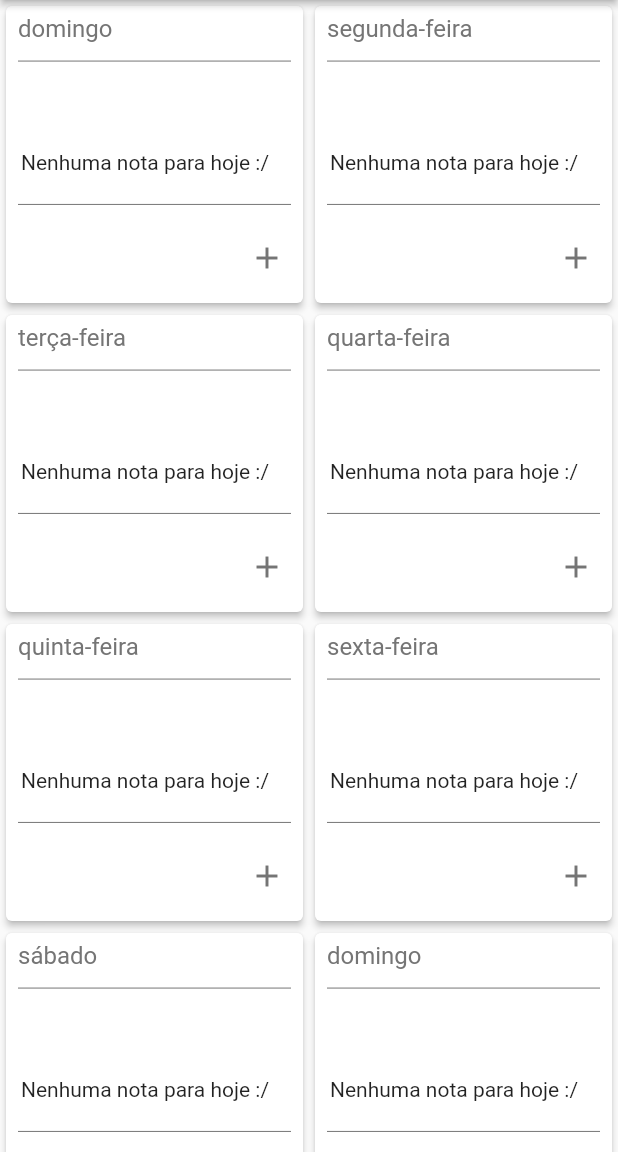
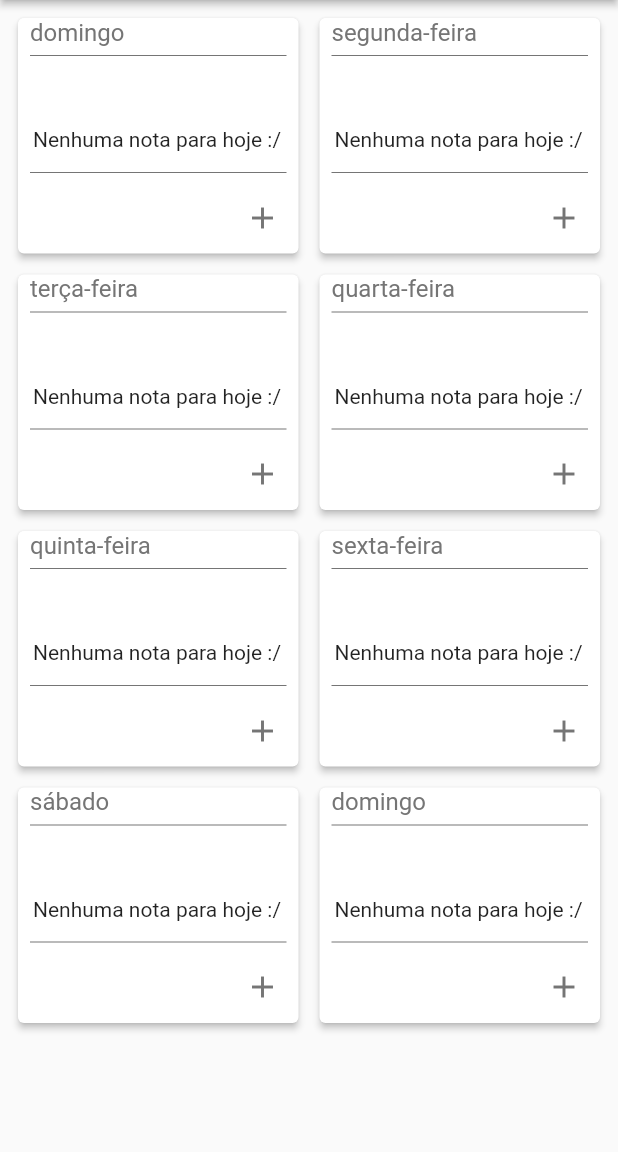
Before and after one commit to murilo-bracero/Semanas, a Flutter app: the screen it shows after launch, after a tap on the "add" icon, on a phone screen of 412 x 824 dp, the part 84-1236 px from its top. Run offline on Flutter 3.47's test engine with Material 2 defaults, Android fonts, the phone set to English and light mode, and no system bars; our stand-ins replace shared_preferences, sqflite; accounts and stored records are empty.

Commit message:
New Grid layout Added. AndroidX Support comming.

```diff
--- a/lib/Designs.dart
+++ b/lib/Designs.dart
@@ -1,10 +1,10 @@
 import 'package:flutter/material.dart';
 
- var pretty_black = Color(0xFF212121);
- var clear_grey = Color(0xFF757575);
- var light_grey = Color(0xFFBDBDBD);
- var primary_yellow = Color(0xFFFFEB3B);
- var primary_dark_yellow = Color(0xFFFBC02D);
+ const pretty_black = Color(0xFF212121);
+ const clear_grey = Color(0xFF757575);
+ const light_grey = Color(0xFFBDBDBD);
+ const primary_yellow = Color(0xFFFFEB3B);
+ const primary_dark_yellow = Color(0xFFFBC02D);
 
- var titleStyle = TextStyle(fontSize: 18, color: pretty_black);
- var subtitleStyle = TextStyle(fontSize: 16, color: clear_grey);
+ const titleStyle = TextStyle(fontSize: 18, color: pretty_black);
+ const subtitleStyle = TextStyle(fontSize: 16, color: clear_grey);
--- a/lib/EditNoteScreen.dart
+++ b/lib/EditNoteScreen.dart
@@ -34,9 +34,9 @@ class _EditNoteScreenState extends State<EditNoteScreen>{
   }
 
   _saveNote() {
-    DBProvider.db.addNote(day, titleController.text, noteController.text);
-    print("DAY " + day);
-    Navigator.pop(context);
+    DBProvider.db.addNote(day, titleController.text, noteController.text).then((value){
+      Navigator.pop(context);
+    });
   }
   @override
   Widget build(BuildContext context) {
--- a/lib/OptionScreen.dart
+++ b/lib/OptionScreen.dart
@@ -1,15 +1,10 @@
 import 'package:flutter/material.dart';
 import 'package:semanas/database/Database.dart';
-import 'package:shared_preferences/shared_preferences.dart';
+import 'Preferences.dart';
 import 'Designs.dart';
 import 'main.dart';
 
 class OptionScreen extends StatelessWidget {
-
-  void _saveNewPref(bool hasCurrentWeek) async {
-    final SharedPreferences prefs = await SharedPreferences.getInstance();
-    prefs.setBool(PREF_HASCURRENTWEEK, hasCurrentWeek);
-  }
 
   @override
   Widget build(BuildContext context) {
@@ -37,7 +32,7 @@ class OptionScreen extends StatelessWidget {
                               DBProvider.db.deleteWeek();
                               print("Semana deletada");
                               alreadyClicked = false;
-                              _saveNewPref(alreadyClicked);
+                              saveNewPref(alreadyClicked);
                               Navigator.pop(context);
                             },
                             icon: Icon(
--- /dev/null
+++ b/lib/Preferences.dart
@@ -0,0 +1,15 @@
+import 'package:shared_preferences/shared_preferences.dart';
+
+const String PREF_HASCURRENTWEEK = "hasCurrentWeek";
+
+void saveNewPref(bool hasCurrentWeek) async {
+  final SharedPreferences prefs = await SharedPreferences.getInstance();
+  prefs.setBool(PREF_HASCURRENTWEEK, hasCurrentWeek);
+}
+
+Future<bool> loadSharedPrefs() async {
+  final SharedPreferences prefs = await SharedPreferences.getInstance();
+  final hasCurrentWeek = prefs.getBool(PREF_HASCURRENTWEEK) ?? false;
+
+  return hasCurrentWeek;
+}
--- a/lib/Week/WeekManagement.dart
+++ b/lib/Week/WeekManagement.dart
@@ -1,58 +1,63 @@
 import 'package:semanas/database/Database.dart';
 
-class WeekUtils{
-  var week = [ ];
+class WeekUtils {
+  var week = [];
   var weekdays = [];
 
-  buildWeek(){
-    DateTime date_now = new DateTime.now();
+  buildWeek() {
+    DateTime dateNow = new DateTime.now();
 
-    for(int i = 0; i <= 7; i++){
-      var context_day = date_now.add(new Duration(days: i));
-      week.add( context_day.toString().split(' ')[0] );
-      weekdays.add( _parseIntDate(context_day.weekday) );
+    for (int i = 0; i <= 7; i++) {
+      var contextDay = dateNow.add(new Duration(days: i));
+      week.add(contextDay.toString().split(' ')[0]);
+      weekdays.add(_parseIntDate(contextDay.weekday));
     }
 
     _saveWeek();
   }
 
-  _parseIntDate(weekInt){
-    var weekdays = ["segunda-feira", "terça-feira", "quarta-feira", "quinta-feira", "sexta-feira", "sábado","domingo"];
+  _parseIntDate(weekInt) {
+    var weekdays = [
+      "segunda-feira",
+      "terça-feira",
+      "quarta-feira",
+      "quinta-feira",
+      "sexta-feira",
+      "sábado",
+      "domingo"
+    ];
     return weekdays[weekInt - 1];
   }
 
-  _saveWeek(){
+  _saveWeek() {
     DBProvider.db.createWeek(week, weekdays);
   }
 
   static Future<bool> hasWeekEnded() async {
     DateTime today = DateTime.now();
-    print("_hasWeekEnded: \n HOJE " + today.toString());
-    var last_note = await DBProvider.db.getLast();
+    var lastNote = await DBProvider.db.getLast();
 
-    if (last_note != null) {
-      print("ÚLTIMO DIA DA SEMANA: "+last_note.day);
+    if (lastNote != null) {
 
-      if (today.difference(DateTime.parse(last_note.day)).inDays >= 1) {
+      if (today.difference(DateTime.parse(lastNote.day)).inDays >= 1) {
         return true;
-
       } else {
         return false;
       }
+    } else {
+      return false;
     }
   }
 
   static deletePastDay() async {
     DateTime post = DateTime.now();
-    print("_deletePastDay: \n DIA DE HOJE " + post.toString());
     var days = await DBProvider.db.getDays();
-    if(days != null){
-      for(String day in days){
-        if(post.difference(DateTime.parse(day)).inDays >= 1){
+    if (days != null) {
+      for (String day in days) {
+        if (post.difference(DateTime.parse(day)).inDays >= 1) {
           DBProvider.db.deleteDay(day);
         }
       }
     }
   }
-
 }
--- a/lib/database/Database.dart
+++ b/lib/database/Database.dart
@@ -46,12 +46,11 @@ class DBProvider{
     return res;
   }
 
-  addNote(String day, String title, String note) async{
+  Future<void> addNote(String day, String title, String note) async{
     final db = await database;
     String query = "UPDATE week SET note = '$note', title='$title' WHERE day = '$day'";
     print(query);
-    var res = await db.rawInsert(query);
-    return res;
+    await db.rawUpdate(query);
   }
 
   deleteWeek() async{
@@ -74,6 +73,9 @@ class DBProvider{
     var res = await db.query("week");
     List<Notes> notes =
         res.isNotEmpty ? res.map((c) => Notes.fromJson(c)).toList() : [];
+
+    notes.map((e) => print(e.note));
+
     return notes;
   }
 
--- a/lib/main.dart
+++ b/lib/main.dart
@@ -1,10 +1,11 @@
 import 'package:flutter/material.dart';
+import 'package:flutter_staggered_grid_view/flutter_staggered_grid_view.dart';
 import 'package:semanas/OptionScreen.dart';
 import 'package:semanas/Week/WeekManagement.dart';
 import 'package:semanas/database/Database.dart';
 import 'package:semanas/database/NoteModel.dart';
+import 'Preferences.dart';
 import 'Designs.dart';
-import 'package:shared_preferences/shared_preferences.dart';
 import 'EditNoteScreen.dart';
 
 void main() => runApp(MyApp());
@@ -33,35 +34,19 @@ class MyHomePage extends StatefulWidget {
 }
 
 var alreadyClicked = false;
-const String PREF_HASCURRENTWEEK = "hasCurrentWeek";
 
 class _MyHomePageState extends State<MyHomePage> {
   _MyHomePageState() {
     WeekUtils.hasWeekEnded()
-        .then((var res) => {res ? _showDialog("end_week") : null});
+        .then((var res) => res ? _showDialog("end_week") : null);
 
-    _loadSharedPrefs();
-    WeekUtils.deletePastDay().then((var res) => {setState(() {})});
+    loadSharedPrefs().then((value) {
+      alreadyClicked = value;
+      setState(() {});
+    });
+
+    WeekUtils.deletePastDay().then((var res) => setState(() {}));
   }
-
-  //************ PREFS **********************************************
-
-  void _saveNewPref(bool hasCurrentWeek) async {
-    final SharedPreferences prefs = await SharedPreferences.getInstance();
-    prefs.setBool(PREF_HASCURRENTWEEK, hasCurrentWeek);
-  }
-
-  Future<bool> _loadSharedPrefs() async {
-    final SharedPreferences prefs = await SharedPreferences.getInstance();
-    final hasCurrentWeek = prefs.getBool(PREF_HASCURRENTWEEK) ?? false;
-    print(
-        "_loadSharedPrefs()\nPREF hasCurrentWeek: ${hasCurrentWeek.toString()}");
-    alreadyClicked = hasCurrentWeek;
-    setState(() {});
-    return hasCurrentWeek;
-  }
-
-  //**************************METODOS QUE CRIAM ICONES DA APP BAR***********************************
 
   Widget _buildPlusButton() {
     if (!alreadyClicked) {
@@ -93,10 +78,24 @@ class _MyHomePageState extends State<MyHomePage> {
     );
   }
 
-  //********************CONSTROI O DESIGN DA PAGINA*********************************
+  EdgeInsets _paddingForView(BuildContext context) {
+    double width = MediaQuery.of(context).size.width;
+    double padding;
+    const double top_bottom = 8;
+
+    if (width > 500) {
+      padding = (width) * 0.5; //5% of width padding
+    } else {
+      padding = 8;
+    }
+
+    return EdgeInsets.only(
+        left: padding, right: padding, top: top_bottom, bottom: top_bottom);
+  }
 
   @override
   Widget build(BuildContext context) {
+    print('builded');
     return Scaffold(
       resizeToAvoidBottomInset: false,
       appBar: AppBar(
@@ -112,14 +111,20 @@ class _MyHomePageState extends State<MyHomePage> {
           future: DBProvider.db.getWeek(),
           builder: (BuildContext context, AsyncSnapshot<List<Notes>> snapshot) {
             if (snapshot.hasData) {
-              return GridView.builder(
-                  itemCount: snapshot.data.length,
-                  gridDelegate: new SliverGridDelegateWithFixedCrossAxisCount(
-                      crossAxisCount: 2),
-                  itemBuilder: (BuildContext context, int index) {
+              return Container(
+                  child: Padding(
+                padding: _paddingForView(context),
+                child: StaggeredGridView.count(
+                    crossAxisSpacing: 6,
+                    mainAxisSpacing: 6,
+                    crossAxisCount:
+                        MediaQuery.of(context).size.width > 600 ? 3 : 2,
+                    staggeredTiles: List.generate(
+                        snapshot.data.length, (index) => StaggeredTile.fit(1)),
+                    children: List.generate(snapshot.data.length, (int index) {
                       Notes item = snapshot.data[index];
-                    print(item.day);
-                    return Card(
+                      return GridTile(
+                        child: Card(
                             elevation: 2,
                             child: Column(
                               mainAxisAlignment: MainAxisAlignment.spaceEvenly,
@@ -175,8 +180,8 @@ class _MyHomePageState extends State<MyHomePage> {
                                         crossAxisAlignment:
                                             CrossAxisAlignment.start,
                                         children: <Widget>[
-                                      Text(
-                                          _isNoteNull(item.note, item.title)),
+                                          Text(_isNoteNull(
+                                              item.note, item.title)),
                                         ],
                                       ))
                                     ],
@@ -204,13 +209,17 @@ class _MyHomePageState extends State<MyHomePage> {
                                                         day: item.day,
                                                         title: item.title,
                                                         note: item.note,
-                                                  )));
+                                                      ))).then((value) {
+                                            setState(() {});
+                                          });
                                         })
                                   ],
                                 )
                               ],
+                            )),
+                      );
+                    })),
               ));
-                  });
             } else {
               return Center(
                 child: CircularProgressIndicator(),
@@ -226,10 +235,8 @@ class _MyHomePageState extends State<MyHomePage> {
     wu.buildWeek();
 
     alreadyClicked = true;
-    _saveNewPref(alreadyClicked);
+    saveNewPref(alreadyClicked);
   }
-
-  //******************GERENCIAMENTO DA NOTA *********************************
 
   _showFriendlyDate(String date) {
     String dia = date.substring(8, 10);
@@ -266,7 +273,7 @@ class _MyHomePageState extends State<MyHomePage> {
 
   var _isTitleNull = (String title) => (title == null) ? "" : title;
 
-  _roundAdvice(String note, String title, String day) {
+  roundAdvice(String note, String title, String day) {
     if ((note != null && note.isNotEmpty && note != " ") ||
         (title != null && title.isNotEmpty && title != " ")) {
       return Row(
@@ -291,8 +298,6 @@ class _MyHomePageState extends State<MyHomePage> {
     }
   }
 
-  //*********************MOSTRA UM DIALOG PARA O USUARIO ************************
-
   _showDialog(String s) {
     switch (s) {
       case "end_week":
@@ -311,7 +316,7 @@ class _MyHomePageState extends State<MyHomePage> {
                       DBProvider.db.deleteWeek();
                       Navigator.of(context).pop();
                       alreadyClicked = false;
-                      _saveNewPref(alreadyClicked);
+                      saveNewPref(alreadyClicked);
                       setState(() {});
                     },
                     child: Padding(
--- a/pubspec.yaml
+++ b/pubspec.yaml
@@ -26,7 +26,7 @@ dependencies:
   shared_preferences: ^0.5.0
   sqflite: ^1.1.3
   path_provider: 0.5.0+1
-  gradient_app_bar: ^0.0.1
+  flutter_staggered_grid_view: ^0.3.0
 
 dev_dependencies:
   flutter_test:
```
Also changed, not shown: pubspec.lock, 2 other files. Lines whose indentation alone changed are shown as unchanged.
